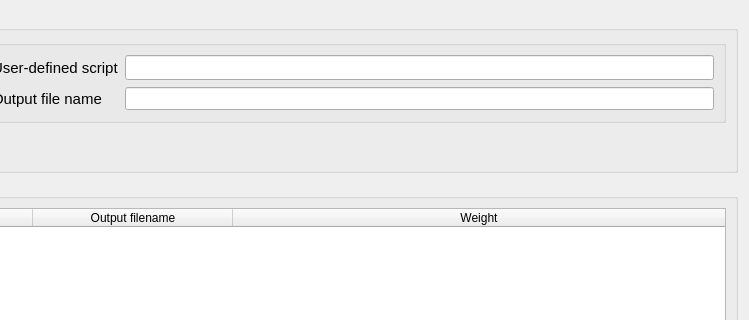
Old version of the form src/xtalopt/ui/tab_mo.ui in the repository hajinazar/dev-XtalOpt; both pictures show x 391 to 1140 and y 0 to 320 of the 1140 by 635 pixel window.
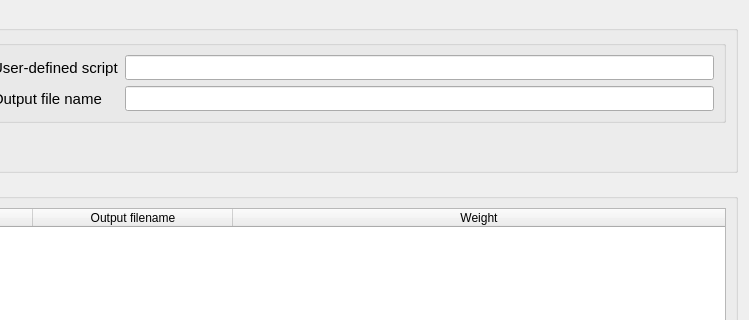
New version of the form.

Commit message: MO v6.8 Adjustments to GUI text and number entry fileds' heights

What changed in the file:
```diff
--- a/src/xtalopt/ui/tab_mo.ui
+++ b/src/xtalopt/ui/tab_mo.ui
@@ -92,13 +92,13 @@
            <property name="minimumSize">
             <size>
              <width>400</width>
-             <height>23</height>
+             <height>25</height>
             </size>
            </property>
            <property name="maximumSize">
             <size>
              <width>1000</width>
-             <height>23</height>
+             <height>25</height>
             </size>
            </property>
            <property name="toolTip">
```
The commit also changes 4 other files.
